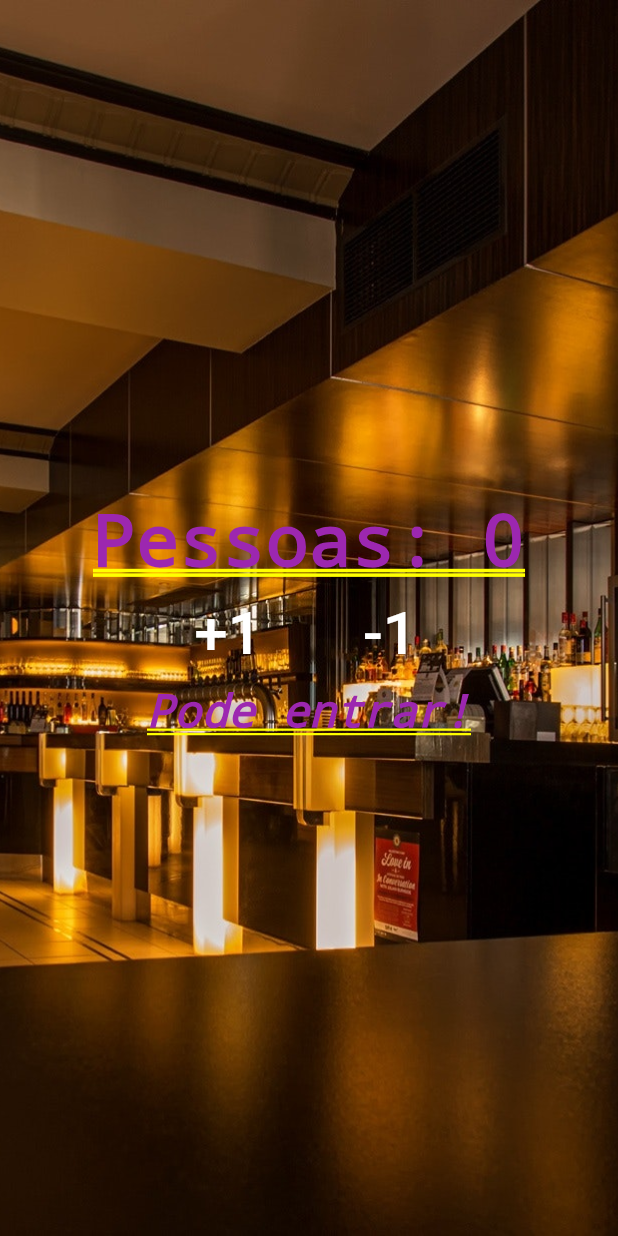
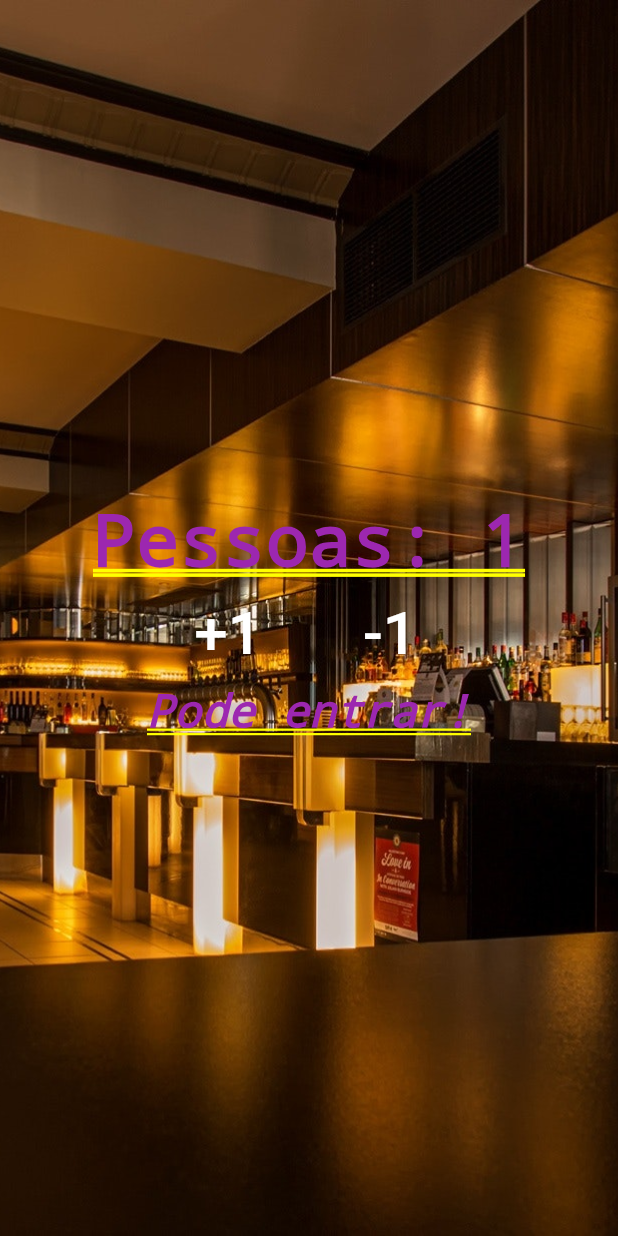
Before and after one commit to giovanaprates/contador_de_pessoas, a Flutter app: the screen it shows after launch, after a tap on "+1", on a phone screen of 412 x 824 dp. Run offline on Flutter 3.47's test engine with Material 2 defaults, Android fonts, the phone set to English and light mode, and no system bars.

```diff
--- a/lib/main.dart
+++ b/lib/main.dart
@@ -3,7 +3,41 @@ import 'package:flutter/material.dart';
 void main() {
   runApp(MaterialApp(
     title: "Contador de pessoas", //parametro title
-    home: Stack(
+    home: Home()
+  )
+  );
+}
+
+class Home extends StatefulWidget {
+
+  @override
+  _HomeState createState() => _HomeState();
+}
+
+class _HomeState extends State<Home> {
+
+  int _people = 0; //o <_> é para indicar que não quer que a variárvel seja acessada de fora, apenas dentro da classe
+  String _infoText = "Pode entrar!";
+
+  void _changePeople(int delta){
+    setState(() { //Executa o código que está aqui dentro e logo em seguida manda atualizar a tela
+      _people += delta;
+
+      if(_people < 0){
+        _infoText = "É o quê?";
+      }
+      else if(_people < 10){
+        _infoText = "Pode entrar!";
+      }
+      else{
+        _infoText = "Lotado!";
+      }
+    });
+  }
+
+  @override
+  Widget build(BuildContext context) {
+    return Stack(
       children: <Widget>[
         Image.asset(
           "images/restaurant.jpg",
@@ -14,7 +48,7 @@ void main() {
           mainAxisAlignment: MainAxisAlignment.center,
           children: <Widget>[
             Text(
-              "Pessoas: 0",
+              "Pessoas: $_people",
               style: TextStyle(color: Colors.purple, fontWeight: FontWeight.bold),
             ),
             Row(
@@ -24,26 +58,33 @@ void main() {
                   padding: EdgeInsets.all(10.0),
                   child: FlatButton(
                     child: Text("+1", style: TextStyle(fontSize: 40.0, color: Colors.white)),
-                    onPressed: (){},
+                    onPressed: (){
+                      /*debugPrint("+1");*/
+                      /*_people = _people++;*/
+                      _changePeople(1);
+                    },
                   ),
                 ),
                 Padding(
                   padding: EdgeInsets.all(10.0),
                   child: FlatButton(
                     child: Text("-1", style: TextStyle(fontSize: 40.0, color: Colors.white)),
-                    onPressed: (){},
+                    onPressed: (){
+                      /*debugPrint("-1");*/
+                      /*_people = _people--;*/
+                      _changePeople(-1);
+                    },
                   ),
                 ),
               ],
             ),
             Text(
-              "Pode entrar!",
+              _infoText,
               style: TextStyle(color: Colors.purple, fontStyle: FontStyle.italic, fontSize: 30.0),
             )
           ],
         )
       ],
-    )
-  )
-  );
+    );
+  }
 }
```
